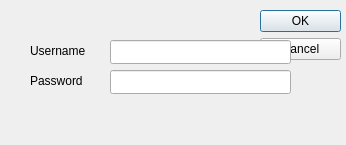
First picture: the form in src/designer/login_dialog.ui, repository idkravitz/grant-diagram, before the edit.
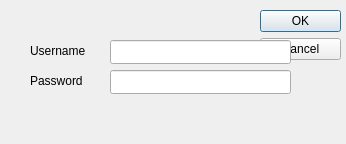
Second picture: the form after the edit.

```diff
--- a/src/designer/login_dialog.ui
+++ b/src/designer/login_dialog.ui
@@ -10,7 +10,7 @@
     <x>0</x>
     <y>0</y>
     <width>346</width>
-    <height>145</height>
+    <height>144</height>
    </rect>
   </property>
   <property name="sizePolicy">
```
Left out of the diff: 14 changed lines with no effect on the pictures.
